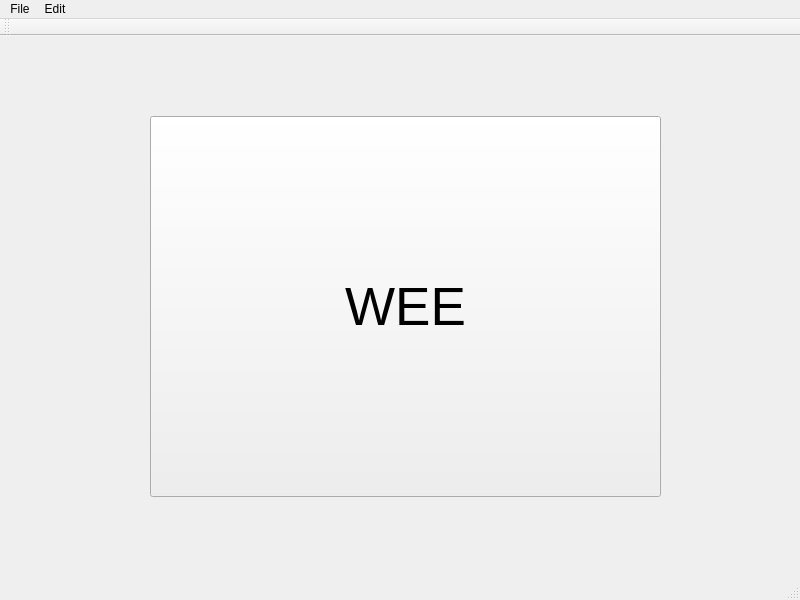
Above: SimpleRegistry/SimpleRegistry.ui from rohitrtk/SimpleRegistry before the change. Below: the same form after it.
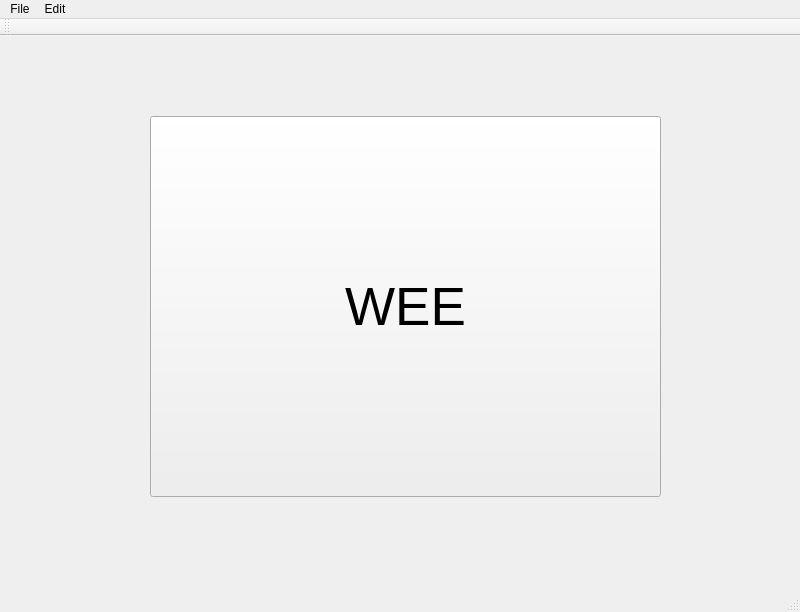
That is the form after the change.

```diff
--- a/SimpleRegistry/SimpleRegistry.ui
+++ b/SimpleRegistry/SimpleRegistry.ui
@@ -7,7 +7,7 @@
     <x>0</x>
     <y>0</y>
     <width>800</width>
-    <height>600</height>
+    <height>612</height>
    </rect>
   </property>
   <property name="windowTitle">
```
Left out of the diff: 12 changed lines with no effect on the pictures.
